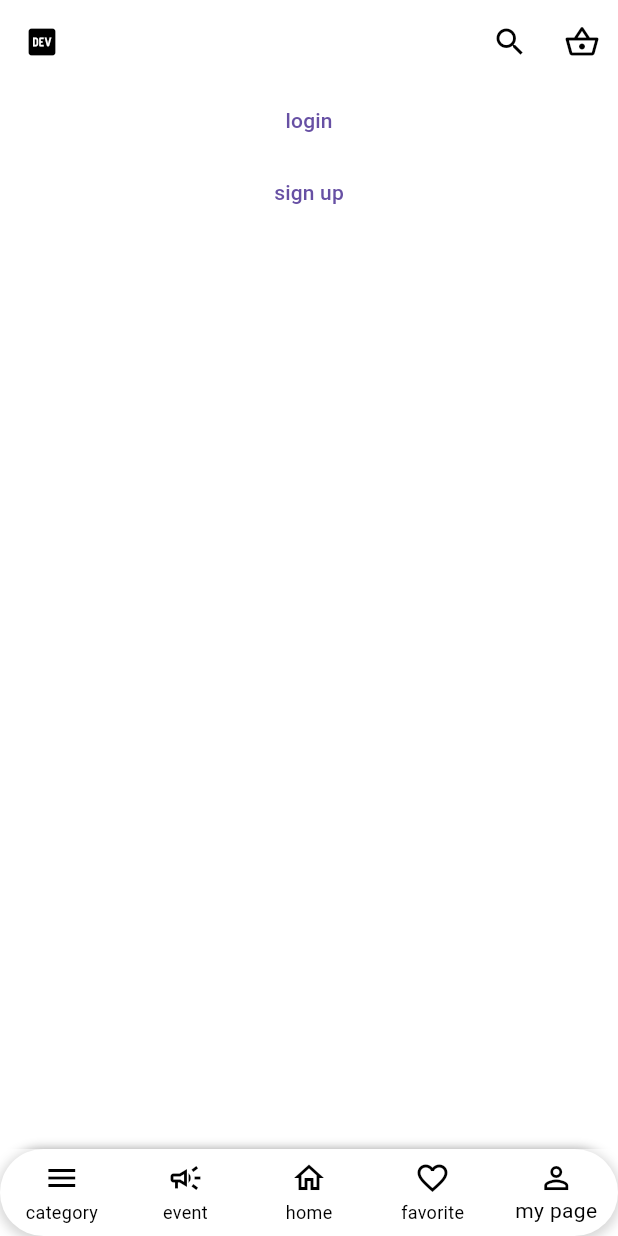
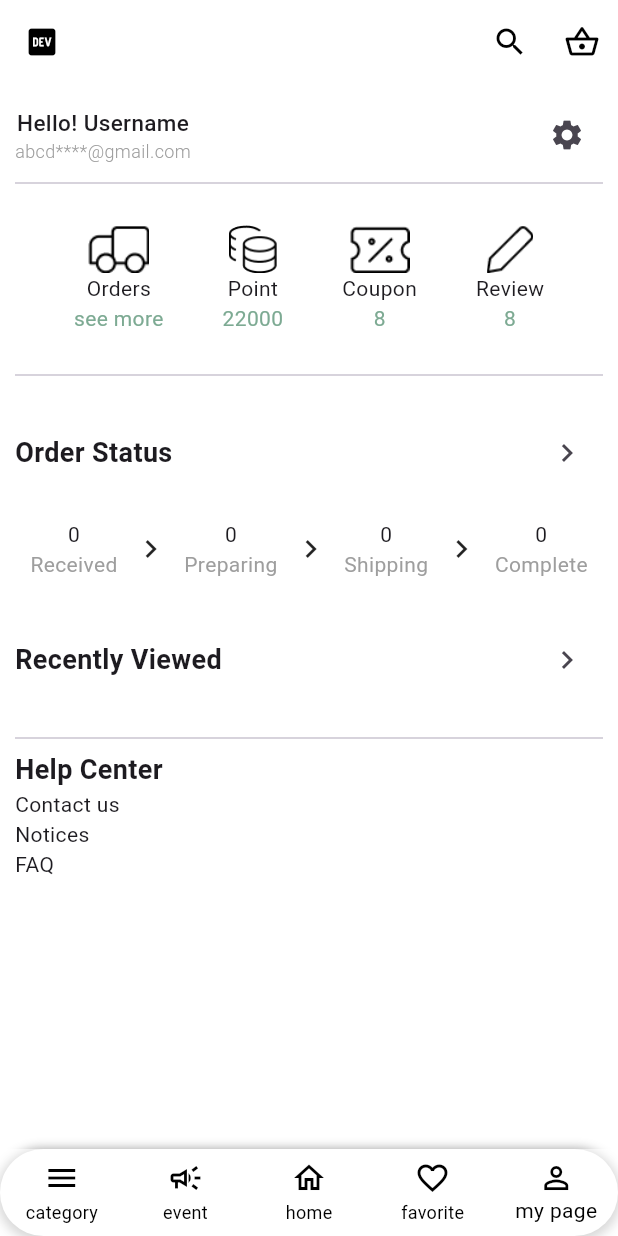
Before and after one commit to willchangesoon/Frontend, a Flutter app: the screen it shows after launch, item 5 of the bottom bar chosen, on a phone screen of 412 x 824 dp. Run offline on Flutter 3.47's test engine with Material 3 defaults, Android fonts, the phone set to English and light mode, and no system bars; our stand-ins replace flutter_riverpod, go_router.

Commit message:
feat- 마이페이지 페이지 작업

```diff
--- a/es3_frontend/lib/app.dart
+++ b/es3_frontend/lib/app.dart
@@ -32,7 +32,7 @@
 //               ),
 //               Container(height: 10.0,),
 //               GestureDetector(
-//                 child: Image.asset('images/login/google_login.png'),
+//                 child: Image.asset('images/login/google.png'),
 //                 onTap: () async {
 //                   final GoogleSignInAccount? googleUser = await GoogleSignIn().signIn();
 //                   print('구글로 로그인 성공 ${googleUser}}');
--- a/es3_frontend/lib/common/screen/s_login.dart
+++ b/es3_frontend/lib/common/screen/s_login.dart
@@ -76,7 +76,7 @@ class _LoginScreenState extends State<LoginScreen> {
       padding: const EdgeInsets.symmetric(horizontal: 50, vertical: 30),
       child: Column(
         children: [
-          Image.asset('images/login/img.png'),
+          Image.asset('images/login/orderlist.png'),
           const SizedBox(height: 10),
           Image.asset('images/login/img_1.png'),
           const SizedBox(height: 10),
--- a/es3_frontend/lib/common/screen/s_mypage.dart
+++ b/es3_frontend/lib/common/screen/s_mypage.dart
@@ -1,26 +1,220 @@
 import 'package:flutter/material.dart';
-import 'package:go_router/go_router.dart';
 
 class MyPageScreen extends StatelessWidget {
   const MyPageScreen({super.key});
 
   @override
   Widget build(BuildContext context) {
-    return Column(
+    return Padding(
+      padding: const EdgeInsets.all(10.0),
+      child: Column(
+        children: [
+          _userInfo(),
+          Divider(),
+          SizedBox(height: 20),
+          _history(),
+          SizedBox(height: 20),
+          Divider(),
+          SizedBox(height: 20),
+          _orderStatus(),
+          SizedBox(height: 30),
+          _recentlyViewed(),
+          Divider(),
+          _csMenus()
+        ],
+      ),
+    );
+  }
+
+  Widget _userInfo() {
+    return Row(
+      mainAxisAlignment: MainAxisAlignment.spaceBetween,
       children: [
-        TextButton(
-          child: Text('login'),
-          onPressed: () {
-            context.push('/login');
-          },
+        Column(
+          children: [
+            Text(
+              'Hello! Username',
+              style: TextStyle(fontSize: 15, fontWeight: FontWeight.w500),
+            ),
+            Text(
+              'abcd****@gmail.com',
+              style: TextStyle(
+                  fontSize: 12,
+                  fontWeight: FontWeight.w300,
+                  color: Colors.grey),
+            ),
+          ],
         ),
-        TextButton(
-          child: Text('sign up'),
-          onPressed: () {
-            context.push('/sign-up');
-          },
+        IconButton(
+          onPressed: () {},
+          icon: Icon(Icons.settings),
         ),
       ],
     );
   }
+
+  Widget _history() {
+    return Row(
+      mainAxisAlignment: MainAxisAlignment.spaceEvenly,
+      children: [
+        Column(
+          children: [
+            Image.asset('images/mypage/orderlist.png', height: 32),
+            Text('Orders'),
+            Text(
+              'see more',
+              style: TextStyle(
+                color: Color(0xff7DAA93),
+              ),
+            ),
+          ],
+        ),
+        Column(
+          children: [
+            Image.asset('images/mypage/point.png', height: 32),
+            Text('Point'),
+            Text(
+              '22000',
+              style: TextStyle(
+                color: Color(0xff7DAA93),
+              ),
+            ),
+          ],
+        ),
+        Column(
+          children: [
+            Image.asset('images/mypage/coupon.png', height: 32),
+            Text('Coupon'),
+            Text(
+              '8',
+              style: TextStyle(
+                color: Color(0xff7DAA93),
+              ),
+            ),
+          ],
+        ),
+        Column(
+          children: [
+            Image.asset('images/mypage/review.png', height: 32),
+            Text('Review'),
+            Text(
+              '8',
+              style: TextStyle(
+                color: Color(0xff7DAA93),
+              ),
+            ),
+          ],
+        ),
+      ],
+    );
+  }
+
+  Widget _orderStatus() {
+    return Column(
+      children: [
+        Row(
+          mainAxisAlignment: MainAxisAlignment.spaceBetween,
+          children: [
+            Text(
+              'Order Status',
+              style: TextStyle(fontWeight: FontWeight.bold, fontSize: 18),
+            ),
+            IconButton(
+              onPressed: () {},
+              icon: Icon(
+                Icons.chevron_right,
+              ),
+            )
+          ],
+        ),
+        const SizedBox(height: 20),
+        const Row(
+          mainAxisAlignment: MainAxisAlignment.spaceEvenly,
+          crossAxisAlignment: CrossAxisAlignment.center,
+          children: [
+            Column(
+              children: [
+                Text('0'),
+                Text(
+                  'Received',
+                  style: TextStyle(color: Colors.grey),
+                ),
+              ],
+            ),
+            Icon(Icons.chevron_right),
+            Column(
+              children: [
+                Text('0'),
+                Text(
+                  'Preparing',
+                  style: TextStyle(color: Colors.grey),
+                ),
+              ],
+            ),
+            Icon(Icons.chevron_right),
+            Column(
+              children: [
+                Text('0'),
+                Text(
+                  'Shipping',
+                  style: TextStyle(color: Colors.grey),
+                ),
+              ],
+            ),
+            Icon(Icons.chevron_right),
+            Column(
+              children: [
+                Text('0'),
+                Text(
+                  'Complete',
+                  style: TextStyle(color: Colors.grey),
+                ),
+              ],
+            ),
+          ],
+        )
+      ],
+    );
+  }
+
+  Widget _recentlyViewed() {
+    return Column(
+      children: [
+        Row(
+          mainAxisAlignment: MainAxisAlignment.spaceBetween,
+          children: [
+            Text(
+              'Recently Viewed',
+              style: TextStyle(fontWeight: FontWeight.bold, fontSize: 18),
+            ),
+            IconButton(
+              onPressed: () {},
+              icon: Icon(
+                Icons.chevron_right,
+              ),
+            )
+          ],
+        ),
+        const SizedBox(height: 20),
+      ],
+    );
+  }
+
+  Widget _csMenus() {
+    return Container(
+      alignment: Alignment.centerLeft,
+      child: Column(
+        crossAxisAlignment: CrossAxisAlignment.start,
+        children: [
+          Text(
+            'Help Center',
+            style: TextStyle(fontWeight: FontWeight.bold, fontSize: 18),
+          ),
+          Text('Contact us'),
+          Text('Notices'),
+          Text('FAQ'),
+        ],
+      ),
+    );
+  }
 }
--- a/es3_frontend/pubspec.yaml
+++ b/es3_frontend/pubspec.yaml
@@ -67,6 +67,7 @@ flutter:
     - images/login/
     - images/carousel/
     - images/options/
+    - images/mypage/
   # An image asset can refer to one or more resolution-specific "variants", see
   # https://flutter.dev/assets-and-images/#resolution-aware
 
```
Also changed, not shown: es3_frontend/images/mypage/coupon.png (added), es3_frontend/images/mypage/img.png (added), es3_frontend/images/mypage/orderlist.png (added), es3_frontend/images/mypage/point.png (added), es3_frontend/images/mypage/review.png (added).
